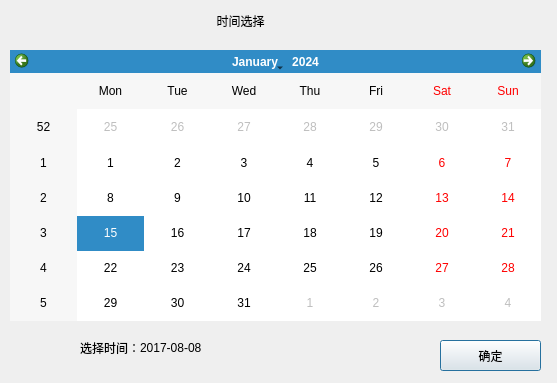
Old version of the form logs/logcom/logcalendardlg.ui in the repository ChinaClever/BusBar-Qt.
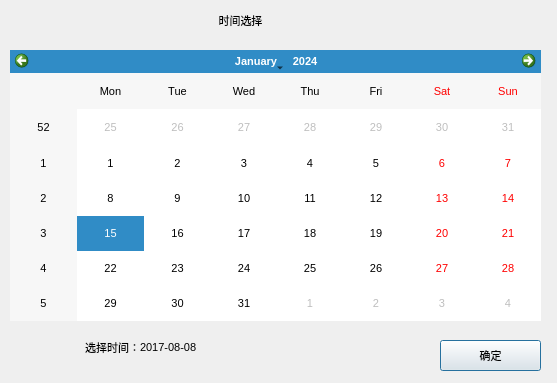
New version of the form.

What changed in the file:
```diff
--- a/logs/logcom/logcalendardlg.ui
+++ b/logs/logcom/logcalendardlg.ui
@@ -10,6 +10,14 @@
     <height>383</height>
    </rect>
   </property>
+  <property name="font">
+   <font>
+    <family>Ubuntu</family>
+    <pointsize>8</pointsize>
+    <italic>false</italic>
+    <bold>false</bold>
+   </font>
+  </property>
   <property name="windowTitle">
    <string>Dialog</string>
   </property>
```
Left out of the diff: 2 changed lines with no effect on the pictures.
